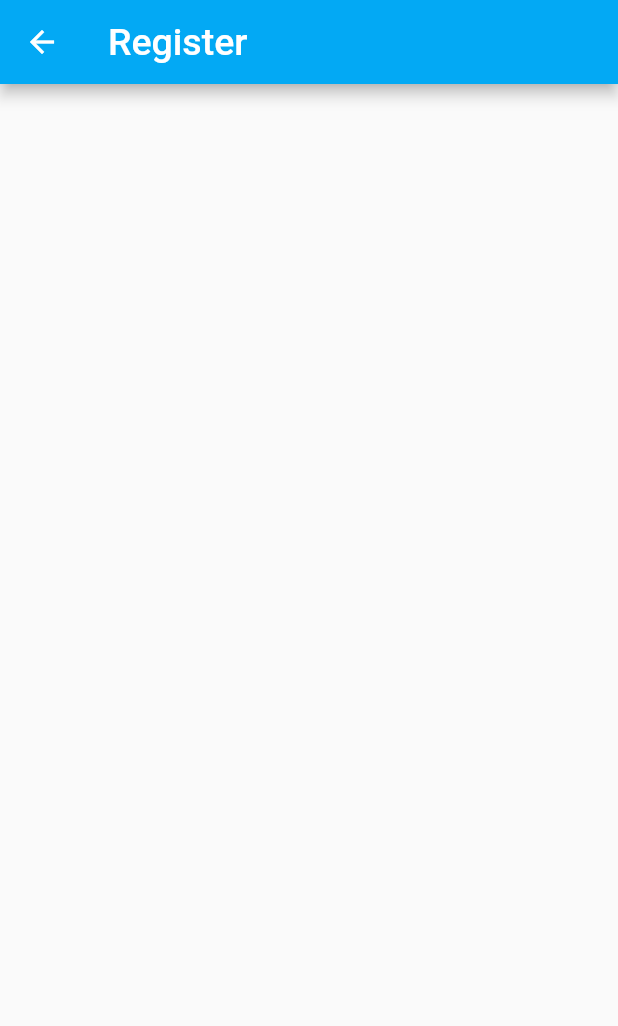
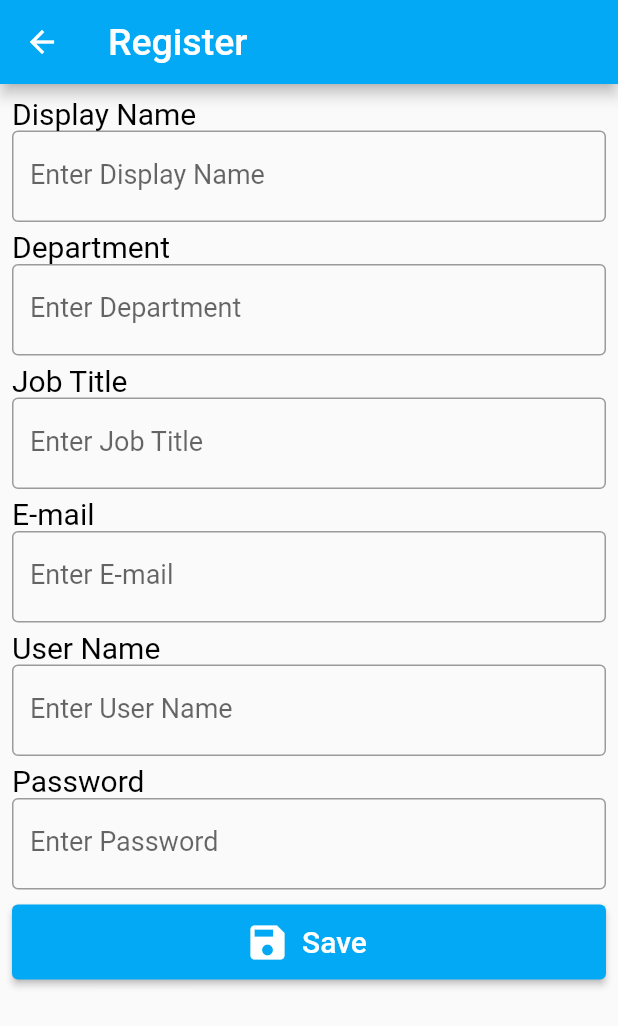
Before and after one commit to KorOkami/StockCount, a Flutter app: the screen it shows after launch, after a tap on "Register", on a phone screen of 412 x 824 dp. Shown: the top 1026 px of the screen. Run offline on Flutter 3.47's test engine with Material 2 defaults, Android fonts, the light colour scheme and no system bars; our stand-ins replace dropdown_search, form_field_validator, google_fonts; missing offline and left inert: dart:ffi, qrscan; Roboto replaces fonts that are missing (Prompt).

Commit message:
add textformfield

```diff
--- /dev/null
+++ b/lib/model/register_detail.dart
@@ -0,0 +1,11 @@
+class register_detail {
+  String displayname;
+  String department;
+  String jobtitle;
+  String email;
+  String username;
+  String password;
+
+  register_detail(this.displayname, this.department, this.jobtitle, this.email,
+      this.username, this.password);
+}
--- a/lib/screen/login.dart
+++ b/lib/screen/login.dart
@@ -107,7 +107,7 @@ class _LoginScreenState extends State<LoginScreen> {
                                     InputDecoration(labelText: "E-mail"),
                                 validator: MultiValidator([
                                   RequiredValidator(
-                                      errorText: "กรุณาป้อนอีเมล"),
+                                      errorText: "กรุณาระบุอีเมล"),
                                   EmailValidator(
                                       errorText: "รูปแบบอีเมลไม่ถูกต้อง")
                                 ]),
@@ -127,7 +127,7 @@ class _LoginScreenState extends State<LoginScreen> {
                               ),
                               TextFormField(
                                 validator: RequiredValidator(
-                                    errorText: "กรุณาป้อนรหัสผ่าน"),
+                                    errorText: "กรุณาระบุรหัสผ่าน"),
                                 obscureText: true,
                                 onSaved: (password) {
                                   profile.password = password ?? "";
--- a/lib/screen/register.dart
+++ b/lib/screen/register.dart
@@ -2,6 +2,8 @@ import 'package:flutter/src/widgets/framework.dart';
 import 'package:flutter/src/widgets/placeholder.dart';
 import 'package:flutter/material.dart';
 import 'package:google_fonts/google_fonts.dart';
+import 'package:form_field_validator/form_field_validator.dart';
+import 'package:stock_counting_app/model/register_detail.dart';
 
 class Register_Screen extends StatefulWidget {
   const Register_Screen({super.key});
@@ -11,6 +13,8 @@ class Register_Screen extends StatefulWidget {
 }
 
 class _Register_ScreenState extends State<Register_Screen> {
+  final formKey = GlobalKey<FormState>();
+  register_detail register = register_detail("", "", "", "", "", "");
   @override
   Widget build(BuildContext context) {
     return Scaffold(
@@ -25,7 +29,139 @@ class _Register_ScreenState extends State<Register_Screen> {
           onPressed: () => Navigator.of(context).pop(),
         ),
       ),
-      body: Column(),
+      body: SingleChildScrollView(
+        child: Form(
+          key: formKey,
+          child: Padding(
+            padding: const EdgeInsets.all(8.0),
+            child:
+                Column(crossAxisAlignment: CrossAxisAlignment.start, children: [
+              Text("Display Name",
+                  style: GoogleFonts.prompt(fontSize: 20, color: Colors.black)),
+              TextFormField(
+                style: TextStyle(
+                    fontSize: 18, color: Color.fromARGB(255, 1, 103, 166)),
+                decoration: InputDecoration(
+                  border: OutlineInputBorder(),
+                  labelText: 'Enter Display Name',
+                ),
+                validator:
+                    RequiredValidator(errorText: "Please Enter Display Name"),
+              ),
+              SizedBox(
+                height: 5,
+              ),
+              Text("Department",
+                  style: GoogleFonts.prompt(fontSize: 20, color: Colors.black)),
+              TextFormField(
+                style: TextStyle(
+                    fontSize: 18, color: Color.fromARGB(255, 1, 103, 166)),
+                decoration: InputDecoration(
+                  border: OutlineInputBorder(),
+                  labelText: 'Enter Department',
+                ),
+                validator:
+                    RequiredValidator(errorText: "Please Enter Department"),
+              ),
+              SizedBox(
+                height: 5,
+              ),
+              Text("Job Title",
+                  style: GoogleFonts.prompt(fontSize: 20, color: Colors.black)),
+              TextFormField(
+                style: TextStyle(
+                    fontSize: 18, color: Color.fromARGB(255, 1, 103, 166)),
+                decoration: InputDecoration(
+                  border: OutlineInputBorder(),
+                  labelText: 'Enter Job Title',
+                ),
+                validator:
+                    RequiredValidator(errorText: "Please Enter Job Title"),
+              ),
+              SizedBox(
+                height: 5,
+              ),
+              Text("E-mail",
+                  style: GoogleFonts.prompt(fontSize: 20, color: Colors.black)),
+              TextFormField(
+                style: TextStyle(
+                    fontSize: 18, color: Color.fromARGB(255, 1, 103, 166)),
+                decoration: InputDecoration(
+                  border: OutlineInputBorder(),
+                  labelText: 'Enter E-mail',
+                ),
+                validator: MultiValidator([
+                  RequiredValidator(errorText: "Please Enter E-mail"),
+                  EmailValidator(errorText: "Invalid E-mail Format")
+                ]),
+                keyboardType: TextInputType.emailAddress,
+                onSaved: (email) {
+                  register.email = email ?? "";
+                },
+              ),
+              SizedBox(
+                height: 5,
+              ),
+              Text("User Name",
+                  style: GoogleFonts.prompt(fontSize: 20, color: Colors.black)),
+              TextFormField(
+                style: TextStyle(
+                    fontSize: 18, color: Color.fromARGB(255, 1, 103, 166)),
+                decoration: InputDecoration(
+                  border: OutlineInputBorder(),
+                  labelText: 'Enter User Name',
+                ),
+                validator:
+                    RequiredValidator(errorText: "Please Enter User Name"),
+              ),
+              SizedBox(
+                height: 5,
+              ),
+              Text("Password",
+                  style: GoogleFonts.prompt(fontSize: 20, color: Colors.black)),
+              TextFormField(
+                style: TextStyle(fontSize: 18),
+                decoration: InputDecoration(
+                  border: OutlineInputBorder(),
+                  labelText: 'Enter Password',
+                ),
+                validator:
+                    RequiredValidator(errorText: "Please Enter Password"),
+                obscureText: true,
+                onSaved: (password) {
+                  register.password = password ?? "";
+                },
+              ),
+              SizedBox(
+                height: 10,
+              ),
+              SizedBox(
+                width: double.infinity,
+                height: 50,
+                child: ElevatedButton.icon(
+                  label: Text(
+                    "Save",
+                    style:
+                        GoogleFonts.prompt(fontSize: 20, color: Colors.white),
+                  ),
+                  icon: Icon(
+                    Icons.save,
+                    color: Colors.white,
+                    size: 30,
+                  ),
+                  onPressed: () {
+                    if (formKey.currentState?.validate() == true) {
+                      formKey.currentState?.save();
+
+                      //formKey.currentState?.reset();
+                    }
+                  },
+                ),
+              )
+            ]),
+          ),
+        ),
+      ),
     );
   }
 }
```
